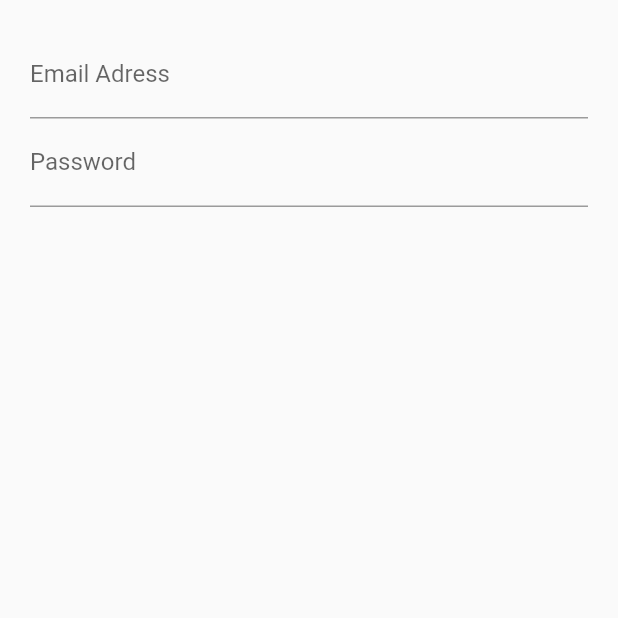
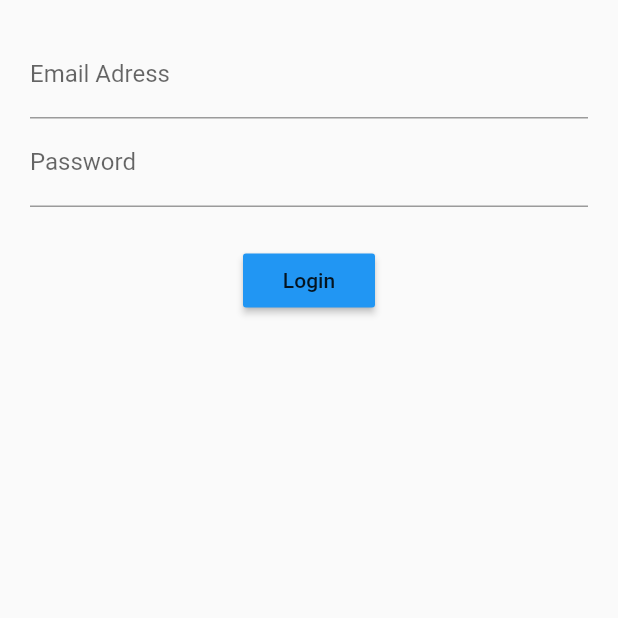
Before and after one commit to llccss1/login_bloc, a Flutter app: the screen it shows after launch, on a phone screen of 412 x 824 dp, the top half of it. Run offline on Flutter 3.47's test engine with Material 2 defaults, Android fonts, the phone set to English and light mode, and no system bars.

```diff
--- a/lib/src/screens/login_screen.dart
+++ b/lib/src/screens/login_screen.dart
@@ -8,6 +8,8 @@ class LoginScreen extends StatelessWidget {
         children: [
           emailField(),
           passwordField(),
+          Container(margin:EdgeInsets.only(top: 25.0)),
+          summitButton(),
         ],
       ),
     );
@@ -32,4 +34,12 @@ class LoginScreen extends StatelessWidget {
       )
     );
   }
+
+  Widget summitButton() {
+    return RaisedButton(
+      child:Text('Login'),
+      color: Colors.blue,
+      onPressed: () {},
+    );
+  }
 }
```
